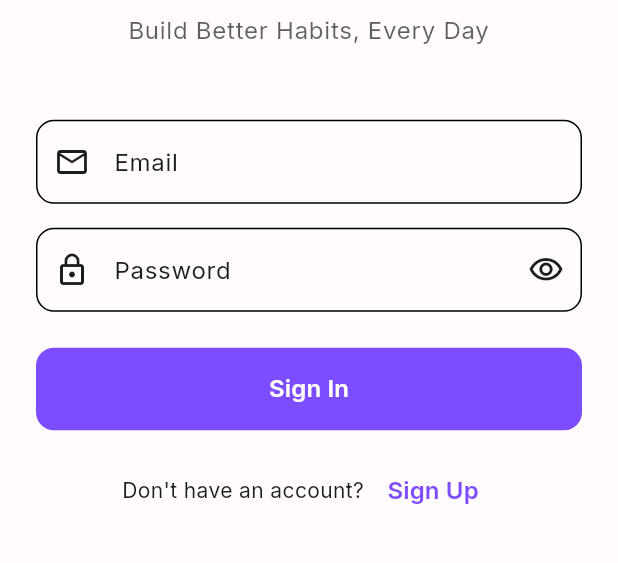
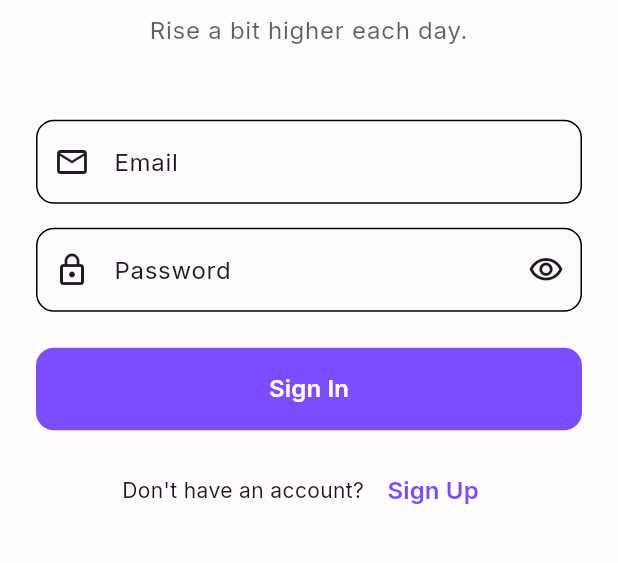
Before and after one commit to pinkeshmars/root_bound, a Flutter app: the screen it shows after launch, on a phone screen of 412 x 824 dp, the part 466-1029 px from its top. Run offline on Flutter 3.47's test engine with Material 3 defaults, Android fonts, the phone set to English and light mode, and no system bars; our stand-ins replace google_fonts, supabase_flutter; accounts and stored records are empty.

Commit message:
Update motivational text on login page

```diff
--- a/lib/screens/auth/login_page.dart
+++ b/lib/screens/auth/login_page.dart
@@ -85,7 +85,7 @@ class _LoginPageState extends State<LoginPage> {
                   const SizedBox(height: 8),
 
                   Text(
-                    'Build Better Habits, Every Day',
+                    'Rise a bit higher each day.',
                     style: theme.textTheme.bodyLarge?.copyWith(
                       color: colorScheme.onSurface.withValues(alpha: 0.7),
                     ),
```
